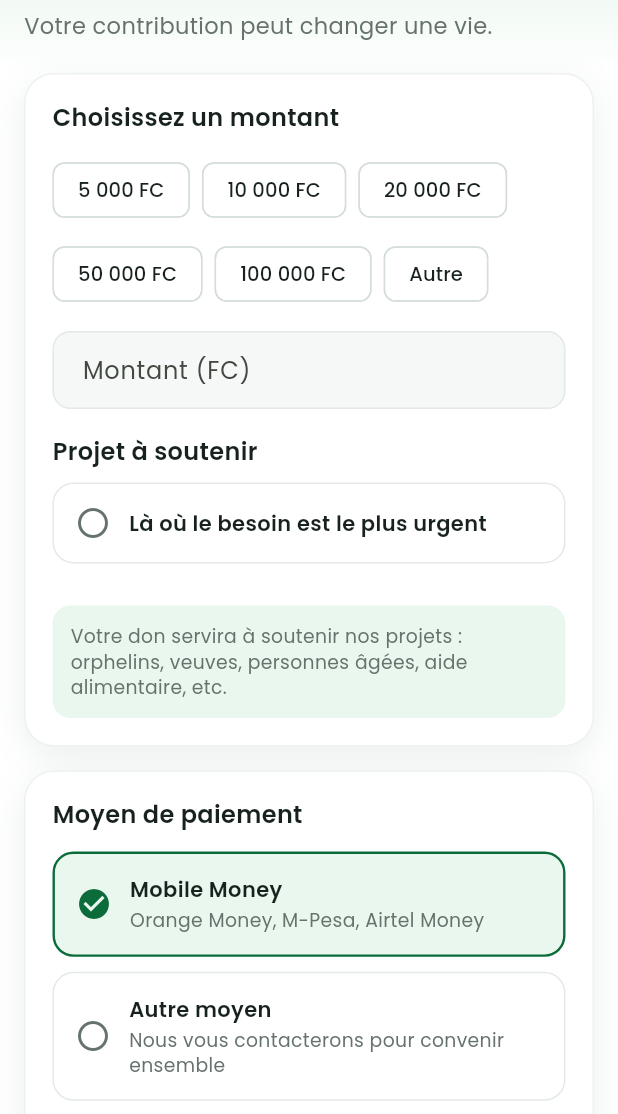
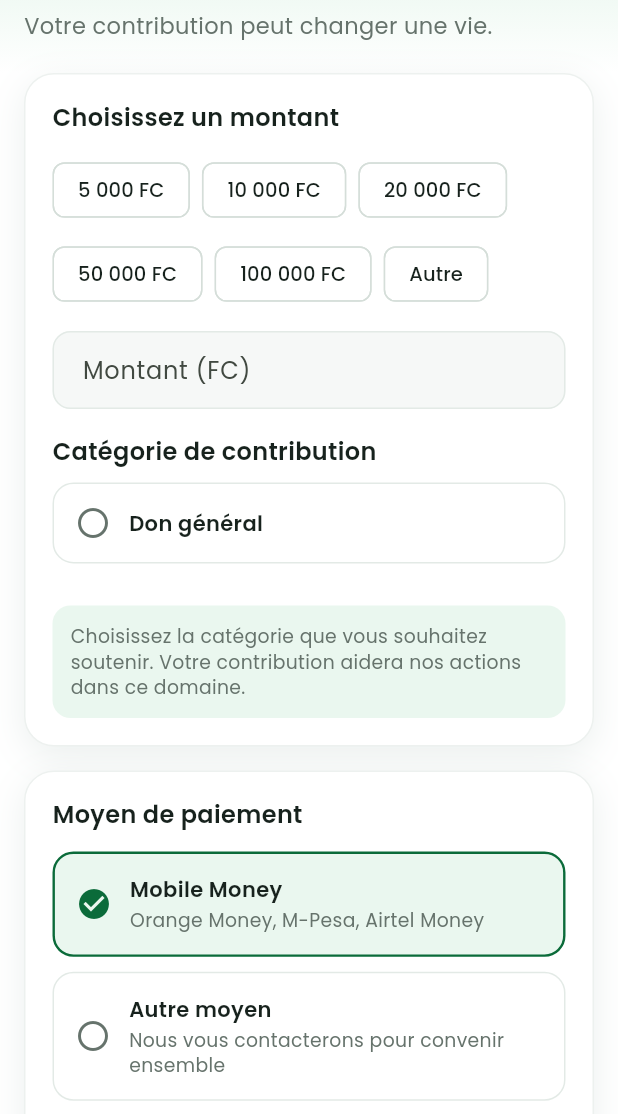
Before and after one commit to mamykalume58-sketch/semences-despoir-app, a Flutter app: the DonateScreen screen opened directly with sample values from the repository, on a phone screen of 412 x 824 dp, the part 122-1236 px from its top. Run offline on Flutter 3.47's test engine with Material 3 defaults, Android fonts, the phone set to English and light mode, and no system bars; our stand-ins replace cloud_firestore, firebase_auth, firebase_core, google_fonts, google_sign_in, image_picker and 5 more; accounts and stored records are empty.

Commit message:
Afficher les catégories dans l'espace don

```diff
--- a/lib/screens/donate_screen.dart
+++ b/lib/screens/donate_screen.dart
@@ -81,10 +81,10 @@ class _DonateScreenState extends State<DonateScreen> {
     });
   }
 
-  void _selectProject(String id, String title) {
+  void _selectCategory(String category) {
     setState(() {
-      _projectId = id;
-      _projectTitle = title;
+      _projectId = 'category:$category';
+      _projectTitle = category;
     });
   }
 
@@ -199,33 +199,45 @@ class _DonateScreenState extends State<DonateScreen> {
                           return null;
                         },
                       ),
-                      if (widget.project != null) ...[
                       const Gap(18),
-                        const Text('Projet à soutenir', style: AppText.h3),
+                      const Text('Catégorie de contribution', style: AppText.h3),
                       const Gap(10),
                       SelectableTile(
-                          title: 'Là où le besoin est le plus urgent',
+                        title: 'Don général',
                         selected: _projectId == 'general',
-                          onTap: () => _selectProject('general', 'Là où le besoin est le plus urgent'),
+                        onTap: () => setState(() {
+                          _projectId = 'general';
+                          _projectTitle = 'Don général';
+                        }),
                       ),
                       StreamBuilder<List<Project>>(
                         stream: FirestoreRepo.watchProjects(),
                         builder: (context, snap) {
                           final projects = snap.data ?? const <Project>[];
-                            if (projects.isEmpty) return const SizedBox.shrink();
+                          final categories = <String>[];
+                          for (final p in projects) {
+                            final category = p.category.trim();
+                            if (category.isNotEmpty && !categories.contains(category)) {
+                              categories.add(category);
+                            }
+                          }
+
+                          if (categories.isEmpty) {
+                            return const SizedBox.shrink();
+                          }
+
                           return Column(
                             children: [
-                                for (final p in projects)
+                              for (final category in categories)
                                 SelectableTile(
-                                    title: p.title,
-                                    selected: _projectId == p.id,
-                                    onTap: () => _selectProject(p.id, p.title),
+                                  title: category,
+                                  selected: _projectId == 'category:$category',
+                                  onTap: () => _selectCategory(category),
                                 ),
                             ],
                           );
                         },
                       ),
-                      ],
                       const Gap(18),
                       Container(
                         width: double.infinity,
@@ -235,9 +247,7 @@ class _DonateScreenState extends State<DonateScreen> {
                           borderRadius: BorderRadius.circular(12),
                         ),
                         child: Text(
-                          widget.project != null
-                              ? 'Votre don servira à soutenir nos projets : orphelins, veuves, personnes âgées, aide alimentaire, etc.'
-                              : 'Votre don est libre : il sera utilisé là où le besoin est le plus urgent parmi nos actions.',
+                          'Choisissez la catégorie que vous souhaitez soutenir. Votre contribution aidera nos actions dans ce domaine.',
                           style: AppText.small,
                         ),
                       ),
```
Lines whose indentation alone changed are shown as unchanged.
